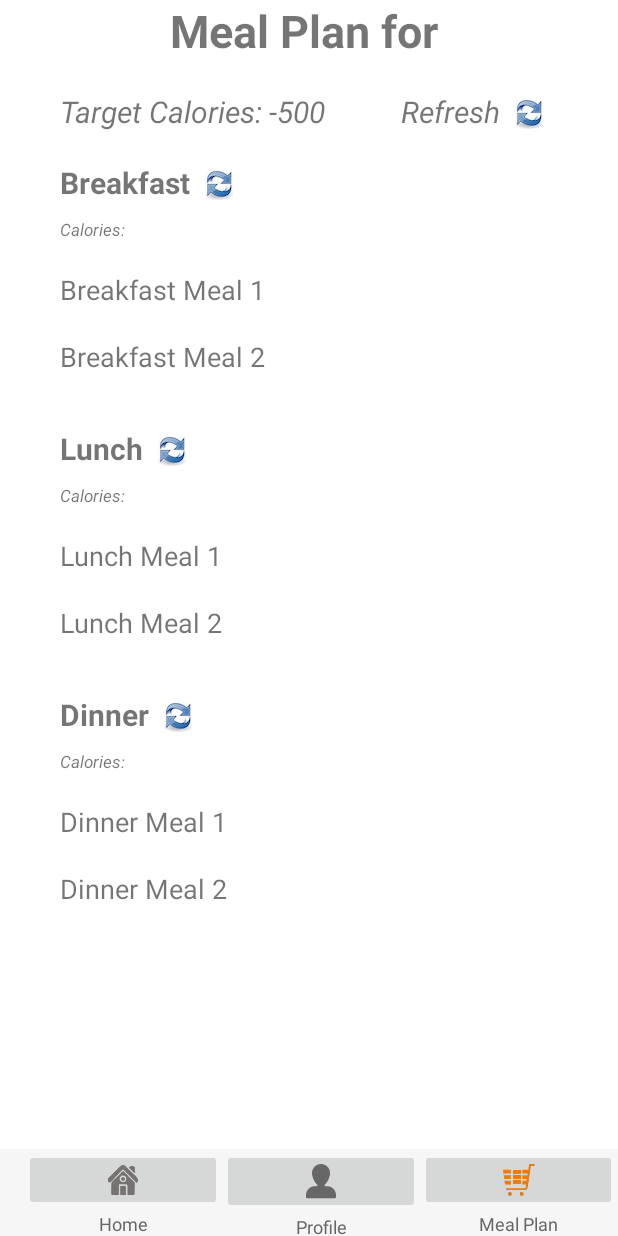
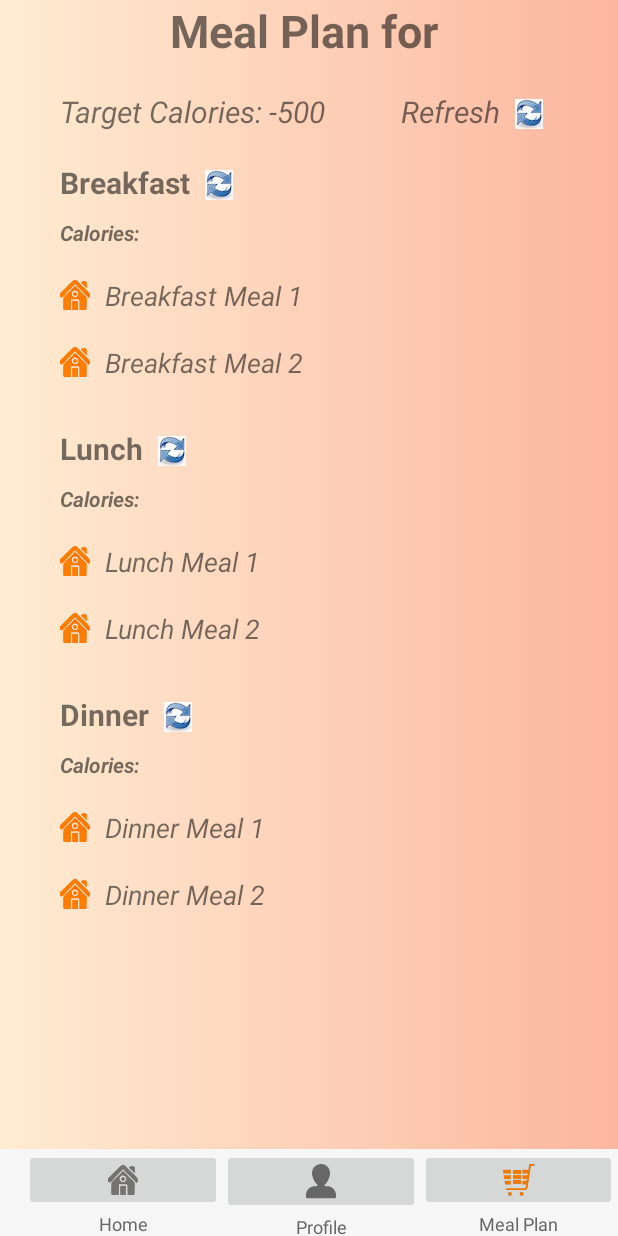
Before and after one commit to CSC207-UofT/course-project-group-048, an Android app: the MealGeneratorActivity screen opened directly, with no data from a screen before it, on a phone screen of 412 x 824 dp. Run offline under Robolectric (Android 15) with nearby library versions, the phone set to English and light mode, and no system bars; 7 statements that could not run were skipped.

Commit message:
Updated background colour and added imageviews to meal generator page

```diff
--- a/app/src/main/res/layout/activity_meal_generator.xml
+++ b/app/src/main/res/layout/activity_meal_generator.xml
@@ -4,8 +4,8 @@
     xmlns:tools="http://schemas.android.com/tools"
     android:layout_width="match_parent"
     android:layout_height="match_parent"
+    android:background="@drawable/gradient_background"
     tools:context="drivers.Activity.MealGeneratorActivity">
-
 
     <TextView
         android:id="@+id/textViewBreakfast"
@@ -41,39 +41,39 @@
         app:layout_constraintTop_toBottomOf="@id/textViewLunch" />
 
     <TextView
+        android:id="@+id/txtViewRefresh"
         android:layout_width="wrap_content"
         android:layout_height="wrap_content"
+        android:layout_marginStart="50dp"
+        android:layout_marginTop="20dp"
         android:text="Refresh"
+        android:textSize="20sp"
+        android:textStyle="italic"
         app:layout_constraintStart_toEndOf="@+id/txtViewCalories"
-        android:id="@+id/txtViewRefresh"
-        app:layout_constraintTop_toBottomOf="@+id/textViewTitle"
-        android:layout_marginTop="20dp"
-        android:textStyle="italic"
-        android:textSize="20sp"
-        android:layout_marginStart="50dp"/>
+        app:layout_constraintTop_toBottomOf="@+id/textViewTitle" />
 
     <TextView
         android:id="@+id/txtViewCalories"
         android:layout_width="wrap_content"
         android:layout_height="wrap_content"
+        android:layout_marginStart="40dp"
+        android:layout_marginTop="20dp"
         android:text="Target Calories: "
         android:textSize="20sp"
         android:textStyle="italic"
-        app:layout_constraintTop_toBottomOf="@id/textViewTitle"
         app:layout_constraintStart_toStartOf="parent"
-        android:layout_marginStart="40dp"
-        android:layout_marginTop="20dp"/>
+        app:layout_constraintTop_toBottomOf="@id/textViewTitle" />
 
     <TextView
         android:id="@+id/textViewTitle"
         android:layout_width="wrap_content"
         android:layout_height="wrap_content"
-        app:layout_constraintTop_toTopOf="parent"
-        app:layout_constraintStart_toStartOf="parent"
-        app:layout_constraintEnd_toEndOf="parent"
         android:text="Meal Plan for "
         android:textSize="30sp"
-        android:textStyle="bold" />
+        android:textStyle="bold"
+        app:layout_constraintEnd_toEndOf="parent"
+        app:layout_constraintStart_toStartOf="parent"
+        app:layout_constraintTop_toTopOf="parent" />
 
     <androidx.coordinatorlayout.widget.CoordinatorLayout
         android:id="@+id/coordinatorLayout"
@@ -108,9 +108,9 @@
                     <ImageButton
                         android:id="@+id/imageViewHome"
                         android:layout_width="match_parent"
-                        android:onClick="openHomePage"
                         android:layout_height="wrap_content"
                         android:layout_weight="1"
+                        android:onClick="openHomePage"
                         app:srcCompat="@drawable/bottom_btn1g" />
 
                     <TextView
@@ -158,7 +158,7 @@
                         android:layout_height="wrap_content"
                         android:layout_weight="1"
                         android:onClick="openMealGeneratorPage"
-                        app:srcCompat="@drawable/bottom_btn5o"/>
+                        app:srcCompat="@drawable/bottom_btn5o" />
 
                     <TextView
                         android:id="@+id/textViewSupport"
@@ -179,30 +179,30 @@
         android:id="@+id/imageBtnRefresh1"
         android:layout_width="wrap_content"
         android:layout_height="wrap_content"
+        android:layout_marginStart="10dp"
+        android:layout_marginTop="25dp"
         app:layout_constraintStart_toEndOf="@+id/txtViewRefresh"
         app:layout_constraintTop_toBottomOf="@+id/textViewTitle"
-        app:srcCompat="@drawable/refresh"
-        android:layout_marginStart="10dp"
-        android:layout_marginTop="25dp"/>
+        app:srcCompat="@drawable/refresh" />
 
     <ImageView
+        android:id="@+id/imageBtnRefresh2"
         android:layout_width="wrap_content"
         android:layout_height="wrap_content"
-        android:id="@+id/imageBtnRefresh2"
+        android:layout_marginStart="10dp"
+        android:layout_marginTop="25dp"
         app:layout_constraintStart_toEndOf="@id/textViewBreakfast"
         app:layout_constraintTop_toBottomOf="@id/txtViewCalories"
-        app:srcCompat="@drawable/refresh"
-        android:layout_marginTop="25dp"
-        android:layout_marginStart="10dp" />
+        app:srcCompat="@drawable/refresh" />
 
     <ImageView
         android:id="@+id/imageBtnRefresh3"
         android:layout_width="wrap_content"
         android:layout_height="wrap_content"
         android:layout_marginStart="10dp"
+        android:layout_marginTop="155dp"
         app:layout_constraintStart_toEndOf="@id/textViewLunch"
         app:layout_constraintTop_toBottomOf="@+id/textViewBreakfast"
-        android:layout_marginTop="155dp"
         app:srcCompat="@drawable/refresh" />
 
     <ImageView
@@ -210,30 +210,30 @@
         android:layout_width="wrap_content"
         android:layout_height="wrap_content"
         android:layout_marginStart="10dp"
+        android:layout_marginTop="155dp"
         app:layout_constraintStart_toEndOf="@id/textViewDinner"
         app:layout_constraintTop_toBottomOf="@+id/textViewLunch"
-        android:layout_marginTop="155dp"
         app:srcCompat="@drawable/refresh" />
 
     <TextView
         android:id="@+id/textViewBreakfastCalories"
         android:layout_width="wrap_content"
         android:layout_height="wrap_content"
+        android:layout_marginTop="10dp"
         android:text="Calories: "
-        android:textSize="11sp"
-        android:textStyle="italic"
+        android:textSize="14sp"
+        android:textStyle="italic|bold"
         app:layout_constraintStart_toStartOf="@+id/textViewBreakfast"
-        android:layout_marginTop="10dp"
         app:layout_constraintTop_toBottomOf="@+id/textViewBreakfast" />
 
     <TextView
         android:id="@+id/textViewLunchCalories"
         android:layout_width="wrap_content"
         android:layout_height="wrap_content"
+        android:layout_marginTop="10dp"
         android:text="Calories: "
-        android:textSize="11sp"
-        android:textStyle="italic"
-        android:layout_marginTop="10dp"
+        android:textSize="14sp"
+        android:textStyle="italic|bold"
         app:layout_constraintStart_toStartOf="@+id/textViewLunch"
         app:layout_constraintTop_toBottomOf="@+id/textViewLunch" />
 
@@ -241,10 +241,10 @@
         android:id="@+id/textViewDinnerCalories"
         android:layout_width="wrap_content"
         android:layout_height="wrap_content"
+        android:layout_marginTop="10dp"
         android:text="Calories: "
-        android:layout_marginTop="10dp"
-        android:textSize="11sp"
-        android:textStyle="italic"
+        android:textSize="14sp"
+        android:textStyle="italic|bold"
         app:layout_constraintStart_toStartOf="@+id/textViewDinner"
         app:layout_constraintTop_toBottomOf="@+id/textViewDinner" />
 
@@ -252,60 +252,126 @@
         android:id="@+id/textViewBreakfastMeal1"
         android:layout_width="wrap_content"
         android:layout_height="wrap_content"
+        android:layout_marginStart="10dp"
         android:layout_marginTop="20dp"
         android:text="Breakfast Meal 1"
         android:textSize="18sp"
-        app:layout_constraintStart_toStartOf="@id/textViewBreakfast"
+        android:textStyle="italic"
+        app:layout_constraintStart_toEndOf="@+id/imageViewBM1"
         app:layout_constraintTop_toBottomOf="@+id/textViewBreakfastCalories" />
 
     <TextView
         android:id="@+id/textViewBreakfastMeal2"
         android:layout_width="wrap_content"
         android:layout_height="wrap_content"
+        android:layout_marginStart="10dp"
         android:layout_marginTop="20dp"
         android:text="Breakfast Meal 2"
         android:textSize="18sp"
-        app:layout_constraintStart_toStartOf="@id/textViewBreakfast"
+        android:textStyle="italic"
+        app:layout_constraintStart_toEndOf="@id/imageViewBM2"
         app:layout_constraintTop_toBottomOf="@+id/textViewBreakfastMeal1" />
 
     <TextView
         android:id="@+id/textViewLunch1"
         android:layout_width="wrap_content"
         android:layout_height="wrap_content"
+        android:layout_marginStart="10dp"
         android:layout_marginTop="20dp"
         android:text="Lunch Meal 1"
         android:textSize="18sp"
-        app:layout_constraintStart_toStartOf="@id/textViewLunch"
+        android:textStyle="italic"
+        app:layout_constraintStart_toEndOf="@id/imageViewLM1"
         app:layout_constraintTop_toBottomOf="@+id/textViewLunchCalories" />
 
     <TextView
         android:id="@+id/textViewLunch2"
         android:layout_width="wrap_content"
         android:layout_height="wrap_content"
+        android:layout_marginStart="10dp"
         android:layout_marginTop="20dp"
         android:text="Lunch Meal 2"
         android:textSize="18sp"
-        app:layout_constraintStart_toStartOf="@id/textViewLunch"
+        android:textStyle="italic"
+        app:layout_constraintStart_toEndOf="@+id/imageViewLM2"
         app:layout_constraintTop_toBottomOf="@+id/textViewLunch1" />
 
     <TextView
         android:id="@+id/textViewDinner1"
         android:layout_width="wrap_content"
         android:layout_height="wrap_content"
+        android:layout_marginStart="10dp"
         android:layout_marginTop="20dp"
         android:text="Dinner Meal 1"
         android:textSize="18sp"
-        app:layout_constraintStart_toStartOf="@id/textViewDinner"
+        android:textStyle="italic"
+        app:layout_constraintStart_toEndOf="@id/imageViewDM1"
         app:layout_constraintTop_toBottomOf="@+id/textViewDinnerCalories" />
 
     <TextView
         android:id="@+id/textViewDinner2"
         android:layout_width="wrap_content"
         android:layout_height="wrap_content"
+        android:layout_marginStart="10dp"
         android:layout_marginTop="20dp"
         android:text="Dinner Meal 2"
         android:textSize="18sp"
-        app:layout_constraintStart_toStartOf="@id/textViewDinner"
+        android:textStyle="italic"
+        app:layout_constraintStart_toEndOf="@+id/imageViewDM2"
         app:layout_constraintTop_toBottomOf="@+id/textViewDinner1" />
 
+    <ImageView
+        android:id="@+id/imageViewBM1"
+        android:layout_width="wrap_content"
+        android:layout_height="wrap_content"
+        android:layout_marginTop="22dp"
+        app:layout_constraintStart_toStartOf="@+id/textViewBreakfast"
+        app:layout_constraintTop_toBottomOf="@+id/textViewBreakfastCalories"
+        app:srcCompat="@drawable/bottom_btn1o" />
+
+    <ImageView
+        android:id="@+id/imageViewBM2"
+        android:layout_width="wrap_content"
+        android:layout_height="wrap_content"
+        android:layout_marginTop="22dp"
+        app:layout_constraintStart_toStartOf="@+id/textViewBreakfast"
+        app:layout_constraintTop_toBottomOf="@+id/textViewBreakfastMeal1"
+        app:srcCompat="@drawable/bottom_btn1o" />
+
+    <ImageView
+        android:id="@+id/imageViewLM1"
+        android:layout_width="wrap_content"
+        android:layout_height="wrap_content"
+        android:layout_marginTop="22dp"
+        app:layout_constraintStart_toStartOf="@+id/textViewLunch"
+        app:layout_constraintTop_toBottomOf="@+id/textViewLunchCalories"
+        app:srcCompat="@drawable/bottom_btn1o" />
+
+    <ImageView
+        android:id="@+id/imageViewLM2"
+        android:layout_width="wrap_content"
+        android:layout_height="wrap_content"
+        android:layout_marginTop="22dp"
+        app:layout_constraintStart_toStartOf="@+id/textViewLunch"
+        app:layout_constraintTop_toBottomOf="@+id/textViewLunch1"
+        app:srcCompat="@drawable/bottom_btn1o" />
+
+    <ImageView
+        android:id="@+id/imageViewDM1"
+        android:layout_width="wrap_content"
+        android:layout_height="wrap_content"
+        android:layout_marginTop="22dp"
+        app:layout_constraintStart_toStartOf="@+id/textViewDinner"
+        app:layout_constraintTop_toBottomOf="@+id/textViewDinnerCalories"
+        app:srcCompat="@drawable/bottom_btn1o" />
+
+    <ImageView
+        android:id="@+id/imageViewDM2"
+        android:layout_width="wrap_content"
+        android:layout_height="wrap_content"
+        android:layout_marginTop="22dp"
+        app:layout_constraintStart_toStartOf="@+id/textViewDinner"
+        app:layout_constraintTop_toBottomOf="@+id/textViewDinner1"
+        app:srcCompat="@drawable/bottom_btn1o" />
+
 </androidx.constraintlayout.widget.ConstraintLayout>
--- a/app/src/main/res/layout/activity_profile.xml
+++ b/app/src/main/res/layout/activity_profile.xml
@@ -4,6 +4,7 @@
     xmlns:tools="http://schemas.android.com/tools"
     android:layout_width="match_parent"
     android:layout_height="match_parent"
+    android:background="@drawable/gradient_background"
     tools:context="drivers.Activity.ProfileActivity">
 
     <EditText
@@ -11,9 +12,9 @@
         android:layout_width="wrap_content"
         android:layout_height="wrap_content"
         android:layout_marginStart="98dp"
+        android:layout_marginTop="20dp"
         android:layout_marginEnd="98dp"
         android:autofillHints="Height(cm)"
-        android:layout_marginTop="20dp"
         android:ems="10"
         android:hint="@string/height_cm"
         android:inputType="numberDecimal"
@@ -25,9 +26,9 @@
         android:id="@+id/updateBtn"
         android:layout_width="wrap_content"
         android:layout_height="wrap_content"
+        android:layout_marginTop="20dp"
         android:text="Update"
         app:layout_constraintEnd_toEndOf="parent"
-        android:layout_marginTop="20dp"
         app:layout_constraintStart_toStartOf="parent"
         app:layout_constraintTop_toBottomOf="@+id/radioGroupWeight2" />
 
@@ -37,16 +38,16 @@
         android:layout_height="wrap_content"
         android:layout_marginTop="20dp"
         android:orientation="horizontal"
-        app:layout_constraintTop_toBottomOf="@id/currentGenderText"
         app:layout_constraintEnd_toEndOf="parent"
-        app:layout_constraintStart_toStartOf="parent">
+        app:layout_constraintStart_toStartOf="parent"
+        app:layout_constraintTop_toBottomOf="@id/currentGenderText">
 
         <RadioButton
             android:id="@+id/radioBtnMale2"
             android:layout_width="wrap_content"
             android:layout_height="wrap_content"
+            android:layout_marginEnd="15dp"
             android:text="@string/male"
-            android:layout_marginEnd="15dp"
             android:textSize="16sp" />
 
         <RadioButton
@@ -63,9 +64,9 @@
         android:layout_width="wrap_content"
         android:layout_height="wrap_content"
         android:layout_marginStart="98dp"
+        android:layout_marginTop="20dp"
         android:layout_marginEnd="98dp"
         android:autofillHints="Weight(kg)"
-        android:layout_marginTop="20dp"
         android:ems="10"
         android:hint="@string/weight_kg"
         android:inputType="numberDecimal"
@@ -78,9 +79,9 @@
         android:layout_width="wrap_content"
         android:layout_height="wrap_content"
         android:layout_marginStart="98dp"
+        android:layout_marginTop="20dp"
         android:layout_marginEnd="98dp"
         android:autofillHints="Age"
-        android:layout_marginTop="20dp"
         android:ems="10"
         android:hint="@string/age"
         android:inputType="number"
@@ -92,9 +93,9 @@
         android:id="@+id/radioGroupWeight2"
         android:layout_width="wrap_content"
         android:layout_height="wrap_content"
+        android:layout_marginTop="20dp"
         android:orientation="horizontal"
         app:layout_constraintEnd_toEndOf="parent"
-        android:layout_marginTop="20dp"
         app:layout_constraintStart_toStartOf="parent"
         app:layout_constraintTop_toBottomOf="@+id/currentGoalText">
 
@@ -124,25 +125,25 @@
         android:text="Current Gender:"
         app:layout_constraintEnd_toEndOf="parent"
         app:layout_constraintStart_toStartOf="parent"
-        app:layout_constraintTop_toBottomOf="@id/edtTxtAge2"/>
+        app:layout_constraintTop_toBottomOf="@id/edtTxtAge2" />
 
     <TextView
         android:id="@+id/currentHeightText"
         android:layout_width="wrap_content"
         android:layout_height="wrap_content"
+        android:layout_marginTop="50dp"
         android:layout_marginEnd="200dp"
         android:text="Current Height:"
         app:layout_constraintEnd_toEndOf="parent"
         app:layout_constraintStart_toStartOf="parent"
-        android:layout_marginTop="50dp"
-        app:layout_constraintTop_toTopOf="parent"/>
+        app:layout_constraintTop_toTopOf="parent" />
 
     <TextView
         android:id="@+id/currentWeightText"
         android:layout_width="wrap_content"
         android:layout_height="wrap_content"
+        android:layout_marginTop="20dp"
         android:layout_marginEnd="200dp"
-        android:layout_marginTop="20dp"
         android:text="Current Weight:"
         app:layout_constraintEnd_toEndOf="parent"
         app:layout_constraintStart_toStartOf="parent"
@@ -152,10 +153,10 @@
         android:id="@+id/currentAgeText"
         android:layout_width="wrap_content"
         android:layout_height="wrap_content"
+        android:layout_marginTop="20dp"
         android:layout_marginEnd="200dp"
         android:text="Current Age:"
         app:layout_constraintEnd_toEndOf="parent"
-        android:layout_marginTop="20dp"
         app:layout_constraintStart_toStartOf="parent"
         app:layout_constraintTop_toBottomOf="@+id/edtTxtWeight2" />
 
@@ -163,8 +164,8 @@
         android:id="@+id/currentGoalText"
         android:layout_width="wrap_content"
         android:layout_height="wrap_content"
+        android:layout_marginTop="20dp"
         android:layout_marginEnd="200dp"
-        android:layout_marginTop="20dp"
         android:text="Current Goal:"
         app:layout_constraintEnd_toEndOf="parent"
         app:layout_constraintStart_toStartOf="parent"
@@ -203,9 +204,9 @@
                     <ImageButton
                         android:id="@+id/imageViewHome"
                         android:layout_width="match_parent"
-                        android:onClick="openHomePage"
                         android:layout_height="wrap_content"
                         android:layout_weight="1"
+                        android:onClick="openHomePage"
                         app:srcCompat="@drawable/bottom_btn1g" />
 
                     <TextView
@@ -253,7 +254,7 @@
                         android:layout_height="wrap_content"
                         android:layout_weight="1"
                         android:onClick="openMealGeneratorPage"
-                        app:srcCompat="@drawable/bottom_btn5g"/>
+                        app:srcCompat="@drawable/bottom_btn5g" />
 
                     <TextView
                         android:id="@+id/textViewSupport"
```
